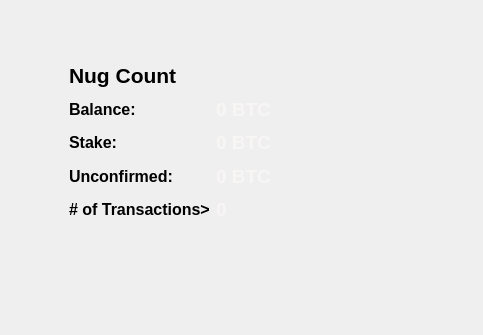
First picture: the form in src/qt/forms/overviewpage.ui, repository FourTwentyOne/421, before the edit; both pictures show x 0 to 483 and y 180 to 515 of the 1080 by 515 pixel window.
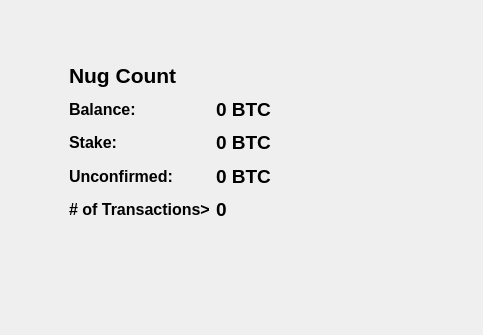
Second picture: the form after the edit. Icons and pictures are not drawn.

```diff
--- a/src/qt/forms/overviewpage.ui
+++ b/src/qt/forms/overviewpage.ui
@@ -384,7 +384,7 @@
                      <item row="1" column="2">
                       <widget class="QLabel" name="labelBalance">
                        <property name="text">
-                        <string notr="true">&lt;body&gt;&lt;p style=&quot;color:#f8f5f5&quot;;&gt;0 BTC&lt;/p&gt;&lt;/body&gt;</string>
+                        <string notr="true">&lt;html&gt;&lt;head/&gt;&lt;body&gt;&lt;p&gt;&lt;span style=&quot; color:#000000;&quot;&gt;0 BTC&lt;/span&gt;&lt;/p&gt;&lt;/body&gt;&lt;/html&gt;</string>
                        </property>
                       </widget>
                      </item>
@@ -419,14 +419,14 @@
                      <item row="4" column="2">
                       <widget class="QLabel" name="labelNumTransactions">
                        <property name="text">
-                        <string>&lt;body&gt;&lt;p style=&quot;color:#f8f5f5&quot;;&gt;0 &lt;/p&gt;&lt;/body&gt;</string>
+                        <string>&lt;html&gt;&lt;head/&gt;&lt;body&gt;&lt;p&gt;&lt;span style=&quot; color:#000000;&quot;&gt;0 &lt;/span&gt;&lt;/p&gt;&lt;/body&gt;&lt;/html&gt;</string>
                        </property>
                       </widget>
                      </item>
                      <item row="2" column="2">
                       <widget class="QLabel" name="labelStake">
                        <property name="text">
-                        <string notr="true">&lt;body&gt;&lt;p style=&quot;color:#f8f5f5&quot;;&gt;0 BTC&lt;/p&gt;&lt;/body&gt;</string>
+                        <string notr="true">&lt;html&gt;&lt;head/&gt;&lt;body&gt;&lt;p&gt;&lt;span style=&quot; color:#000000;&quot;&gt;0 BTC&lt;/span&gt;&lt;/p&gt;&lt;/body&gt;&lt;/html&gt;</string>
                        </property>
                       </widget>
                      </item>
@@ -440,7 +440,7 @@
                      <item row="3" column="2">
                       <widget class="QLabel" name="labelUnconfirmed">
                        <property name="text">
-                        <string notr="true">&lt;body&gt;&lt;p style=&quot;color:#f8f5f5&quot;;&gt;0 BTC&lt;/p&gt;&lt;/body&gt;</string>
+                        <string notr="true">&lt;html&gt;&lt;head/&gt;&lt;body&gt;&lt;p&gt;&lt;span style=&quot; color:#000000;&quot;&gt;0 BTC&lt;/span&gt;&lt;/p&gt;&lt;/body&gt;&lt;/html&gt;</string>
                        </property>
                       </widget>
                      </item>
```
